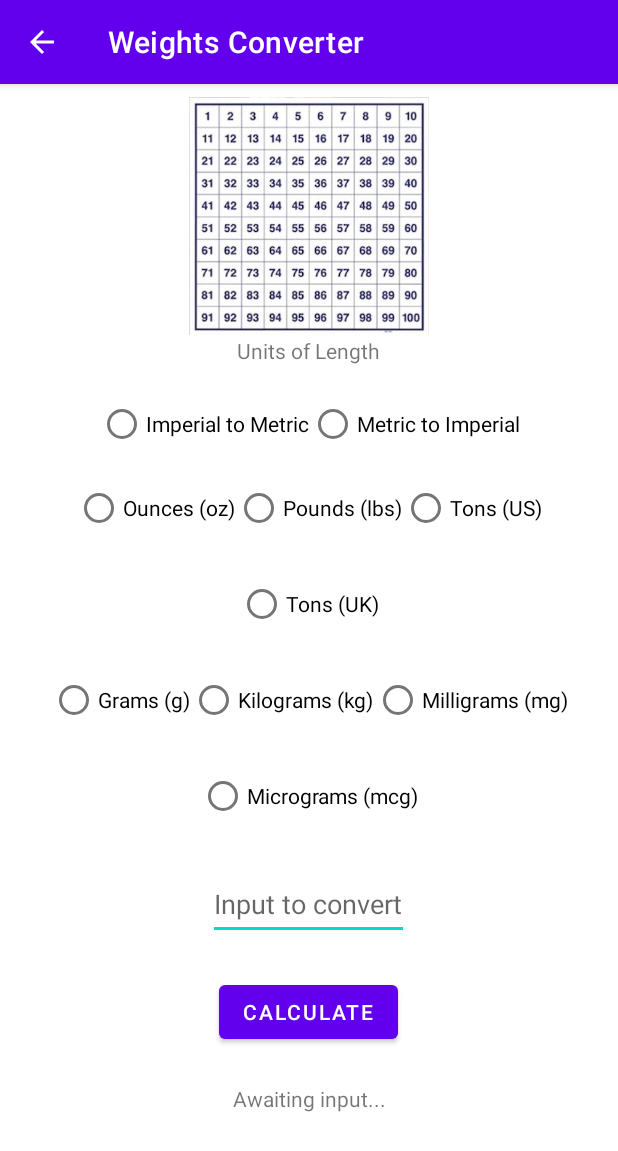
After one commit to Ela01/Conversion_Calculator, an Android app: the WeightActivity screen opened directly, with no data from a screen before it, on a phone screen of 412 x 824 dp. The commit adds this screen. Shown: the top 1151 px of the screen. Run offline under Robolectric (Android 15) with nearby library versions, the phone set to English and light mode, and no system bars.

Commit message:
Almost finished with activity_weight layout. Added intents for weight, time and temperature activities as well as updated AndroidManifest.xml

```diff
--- a/app/src/main/AndroidManifest.xml
+++ b/app/src/main/AndroidManifest.xml
@@ -12,6 +12,19 @@
         android:theme="@style/Theme.MyApplication"
         tools:targetApi="31">
         <activity
+            android:name=".TimeActivity"
+            android:label="Time Converter"
+            android:parentActivityName=".MainActivity"
+            android:exported="false" />
+        <activity
+            android:name=".TemperatureActivity"
+            android:label="Temperature Converter"
+            android:exported="false" />
+        <activity
+            android:name=".WeightActivity"
+            android:label="Weights Converter"
+            android:parentActivityName=".MainActivity" />
+        <activity
             android:name=".MainActivity"
             android:exported="true">
             <intent-filter>
--- a/app/src/main/java/com/example/myapplication/MainActivity.java
+++ b/app/src/main/java/com/example/myapplication/MainActivity.java
@@ -1,6 +1,8 @@
 package com.example.myapplication;
 
 import androidx.appcompat.app.AppCompatActivity;
+
+import android.content.Intent;
 import android.os.Bundle;
 import android.widget.Button;
 import android.widget.EditText;
@@ -71,6 +73,18 @@ public class MainActivity extends AppCompatActivity {
                 displayResult(result);
             }
 
+        });
+        weightButton.setOnClickListener(v -> {
+            Intent weightActivityIntent = new Intent(MainActivity.this, WeightActivity.class);
+            startActivity(weightActivityIntent);
+        });
+        tempButton.setOnClickListener(v -> {
+            Intent temperatureActivityIntent = new Intent(MainActivity.this, TemperatureActivity.class);
+            startActivity(temperatureActivityIntent);
+        });
+        timeButton.setOnClickListener(v -> {
+            Intent timeActivityIntent = new Intent(MainActivity.this, TimeActivity.class);
+            startActivity(timeActivityIntent);
         });
     }
 
--- /dev/null
+++ b/app/src/main/java/com/example/myapplication/TemperatureActivity.java
@@ -0,0 +1,14 @@
+package com.example.myapplication;
+
+import androidx.appcompat.app.AppCompatActivity;
+
+import android.os.Bundle;
+
+public class TemperatureActivity extends AppCompatActivity {
+
+    @Override
+    protected void onCreate(Bundle savedInstanceState) {
+        super.onCreate(savedInstanceState);
+        setContentView(R.layout.activity_temperature);
+    }
+}
--- /dev/null
+++ b/app/src/main/java/com/example/myapplication/TimeActivity.java
@@ -0,0 +1,14 @@
+package com.example.myapplication;
+
+import androidx.appcompat.app.AppCompatActivity;
+
+import android.os.Bundle;
+
+public class TimeActivity extends AppCompatActivity {
+
+    @Override
+    protected void onCreate(Bundle savedInstanceState) {
+        super.onCreate(savedInstanceState);
+        setContentView(R.layout.activity_time);
+    }
+}
--- /dev/null
+++ b/app/src/main/java/com/example/myapplication/WeightActivity.java
@@ -0,0 +1,14 @@
+package com.example.myapplication;
+
+import androidx.appcompat.app.AppCompatActivity;
+
+import android.os.Bundle;
+
+public class WeightActivity extends AppCompatActivity {
+
+    @Override
+    protected void onCreate(Bundle savedInstanceState) {
+        super.onCreate(savedInstanceState);
+        setContentView(R.layout.activity_weight);
+    }
+}
--- /dev/null
+++ b/app/src/main/res/layout/activity_temperature.xml
@@ -0,0 +1,9 @@
+<?xml version="1.0" encoding="utf-8"?>
+<androidx.constraintlayout.widget.ConstraintLayout xmlns:android="http://schemas.android.com/apk/res/android"
+    xmlns:app="http://schemas.android.com/apk/res-auto"
+    xmlns:tools="http://schemas.android.com/tools"
+    android:layout_width="match_parent"
+    android:layout_height="match_parent"
+    tools:context=".TemperatureActivity">
+
+</androidx.constraintlayout.widget.ConstraintLayout>
--- /dev/null
+++ b/app/src/main/res/layout/activity_time.xml
@@ -0,0 +1,9 @@
+<?xml version="1.0" encoding="utf-8"?>
+<androidx.constraintlayout.widget.ConstraintLayout xmlns:android="http://schemas.android.com/apk/res/android"
+    xmlns:app="http://schemas.android.com/apk/res-auto"
+    xmlns:tools="http://schemas.android.com/tools"
+    android:layout_width="match_parent"
+    android:layout_height="match_parent"
+    tools:context=".TimeActivity">
+
+</androidx.constraintlayout.widget.ConstraintLayout>
--- /dev/null
+++ b/app/src/main/res/layout/activity_weight.xml
@@ -0,0 +1,160 @@
+<?xml version="1.0" encoding="utf-8"?>
+<LinearLayout xmlns:android="http://schemas.android.com/apk/res/android"
+    android:layout_width="match_parent"
+    android:layout_height="match_parent"
+    android:gravity="center_horizontal"
+    android:orientation="vertical"
+    android:padding="8dp">
+
+    <ImageView
+        android:layout_width="160dp"
+        android:layout_height="160dp"
+        android:src="@drawable/grid" />
+
+    <TextView
+        android:layout_width="wrap_content"
+        android:layout_height="wrap_content"
+        android:layout_marginBottom="15dp"
+        android:text="Units of Length" />
+
+
+    <RadioGroup
+        android:layout_width="match_parent"
+        android:layout_height="wrap_content"
+
+        android:gravity="center_horizontal"
+        android:orientation="horizontal">
+
+        <RadioButton
+            android:id="@+id/radiobutton_from_imperial_weight"
+            android:layout_width="wrap_content"
+            android:layout_height="wrap_content"
+            android:text="Imperial to Metric" />
+
+
+        <RadioButton
+            android:id="@+id/radiobutton_from_metric_weight"
+            android:layout_width="wrap_content"
+            android:layout_height="wrap_content"
+            android:text="Metric to Imperial" />
+    </RadioGroup>
+
+    <RadioGroup
+        android:layout_width="match_parent"
+        android:layout_height="wrap_content"
+        android:layout_margin="8dp"
+        android:gravity="center_horizontal"
+        android:orientation="horizontal">
+
+        <RadioButton
+            android:id="@+id/radiobutton_ounces"
+            android:layout_width="wrap_content"
+            android:layout_height="wrap_content"
+            android:text="Ounces (oz)" />
+
+
+        <RadioButton
+            android:id="@+id/radiobutton_pounds"
+            android:layout_width="wrap_content"
+            android:layout_height="wrap_content"
+            android:text="Pounds (lbs)" />
+
+        <RadioButton
+            android:id="@+id/radiobutton_tons_us"
+            android:layout_width="wrap_content"
+            android:layout_height="wrap_content"
+            android:text="Tons (US)" />
+
+
+    </RadioGroup>
+    <RadioGroup
+        android:layout_width="match_parent"
+        android:layout_height="wrap_content"
+        android:layout_margin="8dp"
+        android:gravity="center_horizontal"
+        android:orientation="horizontal">
+
+        <RadioButton
+            android:id="@+id/radiobutton_tons_uk"
+            android:layout_width="wrap_content"
+            android:layout_height="wrap_content"
+            android:text="Tons (UK)" />
+    </RadioGroup>
+
+
+    <RadioGroup
+        android:layout_width="match_parent"
+        android:layout_height="wrap_content"
+        android:layout_margin="8dp"
+        android:gravity="center_horizontal"
+        android:orientation="horizontal">
+
+        <RadioButton
+            android:id="@+id/radiobutton_grams"
+            android:layout_width="wrap_content"
+            android:layout_height="wrap_content"
+            android:text="Grams (g)" />
+
+
+        <RadioButton
+            android:id="@+id/radiobutton_kilograms"
+            android:layout_width="wrap_content"
+            android:layout_height="wrap_content"
+            android:text="Kilograms (kg)" />
+
+        <RadioButton
+            android:id="@+id/radiobutton_milligrams"
+            android:layout_width="wrap_content"
+            android:layout_height="wrap_content"
+            android:text="Milligrams (mg)" />
+
+    </RadioGroup>
+    <RadioGroup
+        android:layout_width="match_parent"
+        android:layout_height="wrap_content"
+        android:layout_margin="8dp"
+        android:gravity="center_horizontal"
+        android:orientation="horizontal">
+
+    <RadioButton
+        android:id="@+id/radiobutton_micrograms"
+        android:layout_width="wrap_content"
+        android:layout_height="wrap_content"
+        android:text="Micrograms (mcg)" />
+    </RadioGroup>
+
+
+    <LinearLayout
+        android:layout_width="match_parent"
+        android:layout_height="wrap_content"
+        android:gravity="center_horizontal"
+        android:orientation="vertical"
+        android:padding="8dp">
+
+        <EditText
+            android:id="@+id/edit_text_input_length"
+            android:layout_width="wrap_content"
+            android:layout_height="48dp"
+            android:layout_margin="8dp"
+            android:hint="Input to convert"
+            android:inputType="numberDecimal" />
+
+        <Button
+            android:id="@+id/button_calculate_length"
+            android:layout_width="wrap_content"
+            android:layout_height="wrap_content"
+            android:layout_margin="16dp"
+            android:text="Calculate" />
+
+        <TextView
+            android:id="@+id/text_view_result_weight"
+            android:layout_width="match_parent"
+            android:layout_height="wrap_content"
+            android:layout_marginTop="8dp"
+            android:text="Awaiting input..."
+            android:textAlignment="center" />
+
+    </LinearLayout>
+
+
+</LinearLayout>
```
